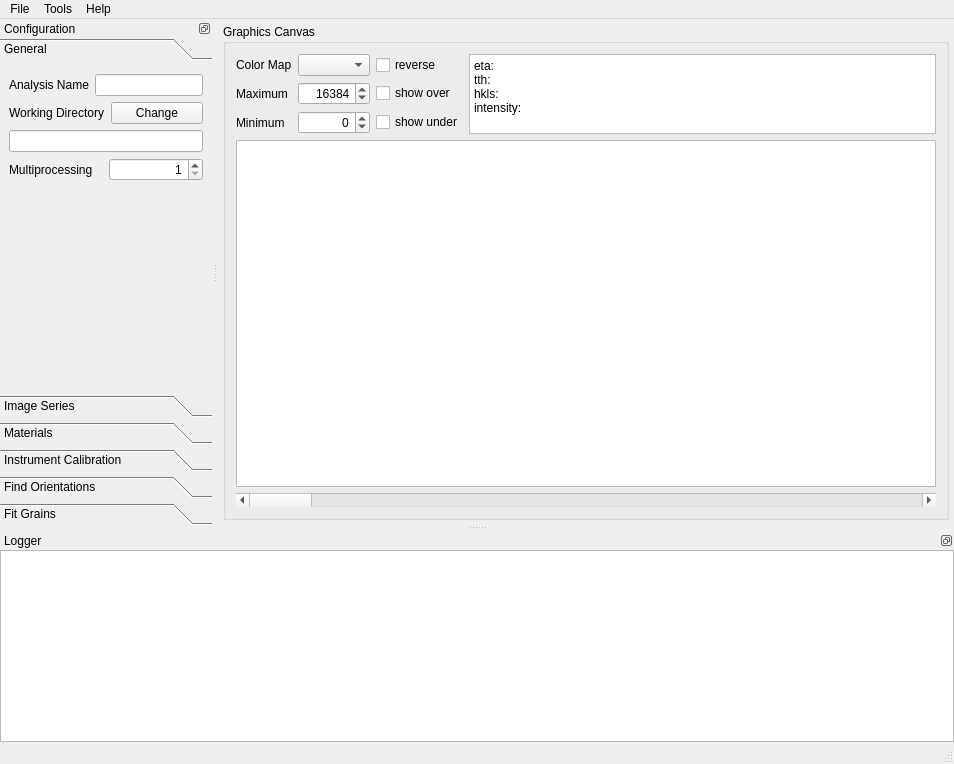
Before: the Qt Designer form hexrd/qt/resources/mainwindow.ui in praxes/hexrd, drawn with Qt 5.
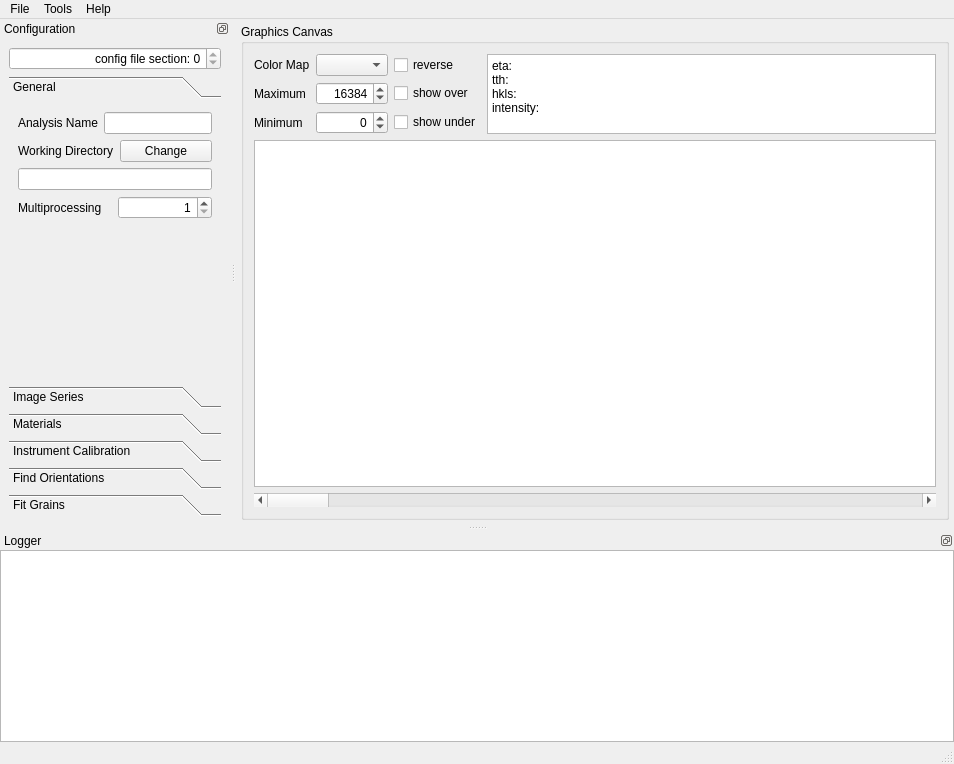
After: the same form once the commit is applied. The open tabs and pages were chosen to show the change.

Commit message: begin qt support for multiple cfg sections

What changed in the file:
```diff
--- a/hexrd/qt/resources/mainwindow.ui
+++ b/hexrd/qt/resources/mainwindow.ui
@@ -276,9 +276,19 @@
    </attribute>
    <widget class="QWidget" name="configDockWidgets">
     <layout class="QVBoxLayout" name="verticalLayout_5">
-     <property name="margin">
-      <number>0</number>
-     </property>
+     <item>
+      <widget class="QSpinBox" name="configSectionSpinBox">
+       <property name="alignment">
+        <set>Qt::AlignRight|Qt::AlignTrailing|Qt::AlignVCenter</set>
+       </property>
+       <property name="prefix">
+        <string>config file section: </string>
+       </property>
+       <property name="maximum">
+        <number>0</number>
+       </property>
+      </widget>
+     </item>
      <item>
       <widget class="QToolBox" name="cfgToolBox">
        <property name="currentIndex">
@@ -292,8 +302,8 @@
          <rect>
           <x>0</x>
           <y>0</y>
-          <width>199</width>
-          <height>335</height>
+          <width>196</width>
+          <height>272</height>
          </rect>
         </property>
         <attribute name="label">
```
Left out of the diff: 14 changed lines with no effect on the pictures. The commit also changes 1 other file.
